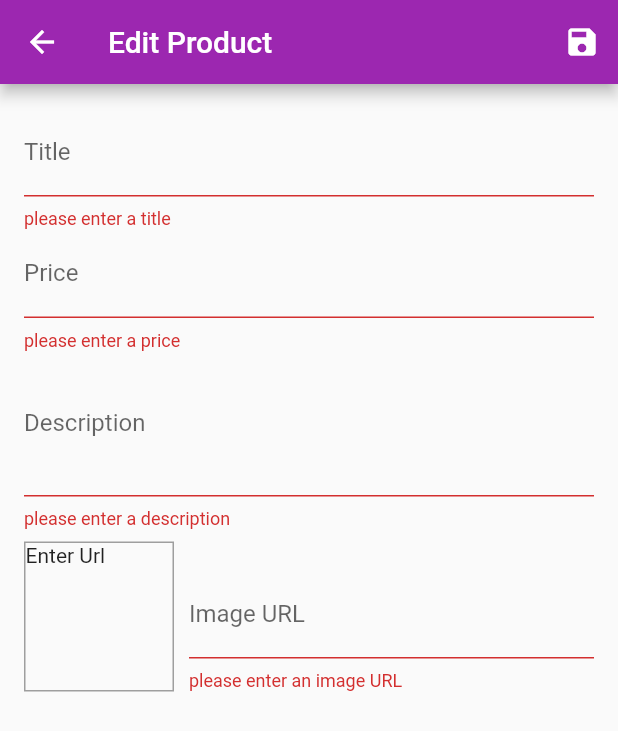
After one commit to shahriarswim/flutter_ShopApp, a Flutter app: the EditProductScreen screen opened by its route, after a tap on the "save" icon, on a phone screen of 412 x 824 dp. The commit adds this screen. Shown: the top 731 px of the screen. Run offline on Flutter 3.47's test engine with Material 2 defaults, Android fonts, the phone set to English and light mode, and no system bars; network calls fail; Roboto replaces fonts that are missing (Latto).

Commit message:
2nd commit

```diff
--- a/lib/main.dart
+++ b/lib/main.dart
@@ -1,13 +1,15 @@
 import 'package:flutter/material.dart';
 import 'package:provider/provider.dart';
+
 import './providers/orders.dart';
 import './screens/cart_sreen.dart';
 import './providers/cart.dart';
-
 import './screens/products_overview_screen.dart';
 import './screens/product_detail_screen.dart';
 import './providers/products.dart';
 import './screens/orders_screen.dart';
+import './screens/user_products_screen.dart';
+import './screens/edit_product_screen.dart';
 
 void main() => runApp(MyApp());
 
@@ -38,6 +40,8 @@ class MyApp extends StatelessWidget {
           ProductDetailScreen.routeName: (ctx) => ProductDetailScreen(),
           CartScreen.routeName: (ctx) => CartScreen(),
           OrdersScreen.routeName: (ctx) => OrdersScreen(),
+          UserProductScreen.routeName: (ctx) => UserProductScreen(),
+          EditProductScreen.routeName: (ctx) => EditProductScreen(),
         },
       ),
     );
--- a/lib/providers/products.dart
+++ b/lib/providers/products.dart
@@ -55,7 +55,29 @@ class Products with ChangeNotifier {
     return _items.firstWhere((prod) => prod.id == id);
   }
 
-  void addProduct() {
+  void addProduct(Product product) {
+    final newProduct = Product(
+      title: product.title,
+      description: product.description,
+      imageUrl: product.imageUrl,
+      id: DateTime.now().toString(),
+    );
+    _items.add(newProduct);
+    notifyListeners();
+  }
+
+  void updateProduct(String id, Product newProduct) {
+    final prodIndex = _items.indexWhere((prod) => prod.id == id);
+    if (prodIndex >= 0) {
+      _items[prodIndex] = newProduct;
+      notifyListeners();
+    } else {
+      print('...');
+    }
+  }
+
+  void deleteProduct(String id) {
+    _items.removeWhere((prod) => prod.id == id);
     notifyListeners();
   }
 }
--- /dev/null
+++ b/lib/screens/edit_product_screen.dart
@@ -0,0 +1,269 @@
+import 'package:flutter/material.dart';
+import 'package:provider/provider.dart';
+
+import '../providers/product.dart';
+import '../providers/products.dart';
+
+class EditProductScreen extends StatefulWidget {
+  static const routeName = '/edit-product';
+
+  @override
+  _EditProductScreenState createState() => _EditProductScreenState();
+}
+
+class _EditProductScreenState extends State<EditProductScreen> {
+  final _priceFocusNode = FocusNode();
+  final _descriptionFocusNode = FocusNode();
+  final _imageUrlController = TextEditingController();
+  final _imageFocusNode = FocusNode();
+  final _form = GlobalKey<FormState>();
+  var _editedProduct = Product(
+    id: null,
+    title: '',
+    price: 0,
+    description: '',
+    imageUrl: '',
+  );
+
+  var _isInit = true;
+  var _initValues = {
+    'title': '',
+    'description': '',
+    'price': '',
+    'imageUrl': '',
+  };
+
+  @override
+  void initState() {
+    _imageFocusNode.addListener(_updateImageUrl);
+    super.initState();
+  }
+
+  @override
+  void didChangeDependencies() {
+    if (_isInit) {
+      final productId = ModalRoute.of(context).settings.arguments as String;
+      if (productId != null) {
+        _editedProduct =
+            Provider.of<Products>(context, listen: false).findById(productId);
+        _initValues = {
+          'title': _editedProduct.title,
+          'description': _editedProduct.description,
+          'price': _editedProduct.price.toString(),
+          'imageUrl': '',
+        };
+        _imageUrlController.text = _editedProduct.imageUrl;
+      }
+    }
+    _isInit = false;
+    super.didChangeDependencies();
+  }
+
+  void _updateImageUrl() {
+    if (!_imageFocusNode.hasFocus) {
+      if ((!_imageUrlController.text.startsWith('http') &&
+              !_imageUrlController.text.startsWith('https')) ||
+          (!_imageUrlController.text.endsWith('.png') &&
+              !_imageUrlController.text.endsWith('.jpeg') &&
+              !_imageUrlController.text.endsWith('.jpg'))) {
+        return;
+      }
+      setState(() {});
+    }
+  }
+
+  @override
+  void dispose() {
+    _imageFocusNode.removeListener(_updateImageUrl);
+    _priceFocusNode.dispose();
+    _descriptionFocusNode.dispose();
+    _imageUrlController.dispose();
+    _imageFocusNode.dispose();
+    super.dispose();
+  }
+
+  void _saveForm() {
+    final isValid = _form.currentState.validate();
+    if (!isValid) {
+      return;
+    }
+    _form.currentState.save();
+    if (_editedProduct.id != null) {
+      Provider.of<Products>(context, listen: false)
+          .updateProduct(_editedProduct.id, _editedProduct);
+    } else {
+      Provider.of<Products>(context, listen: false).addProduct(_editedProduct);
+    }
+    Navigator.of(context).pop();
+  }
+
+  @override
+  Widget build(BuildContext context) {
+    return Scaffold(
+      appBar: AppBar(
+        title: Text('Edit Product'),
+        actions: <Widget>[
+          IconButton(
+            icon: Icon(Icons.save),
+            onPressed: _saveForm,
+          ),
+        ],
+      ),
+      body: Padding(
+        padding: EdgeInsets.all(16.0),
+        child: Form(
+          key: _form,
+          child: ListView(
+            children: <Widget>[
+              TextFormField(
+                initialValue: _initValues['title'],
+                decoration: InputDecoration(labelText: 'Title'),
+                textInputAction: TextInputAction.next,
+                onFieldSubmitted: (_) {
+                  FocusScope.of(context).requestFocus(_priceFocusNode);
+                },
+                validator: (value) {
+                  if (value.isEmpty) {
+                    return 'please enter a title';
+                  }
+                  return null;
+                },
+                onSaved: (value) {
+                  _editedProduct = Product(
+                    title: value,
+                    price: _editedProduct.price,
+                    description: _editedProduct.description,
+                    imageUrl: _editedProduct.imageUrl,
+                    id: _editedProduct.id,
+                    isFavorite: _editedProduct.isFavorite,
+                  );
+                },
+              ),
+              TextFormField(
+                initialValue: _initValues['price'],
+                decoration: InputDecoration(labelText: 'Price'),
+                textInputAction: TextInputAction.next,
+                keyboardType: TextInputType.number,
+                focusNode: _priceFocusNode,
+                onFieldSubmitted: (_) {
+                  FocusScope.of(context).requestFocus(_descriptionFocusNode);
+                },
+                validator: (value) {
+                  if (value.isEmpty) {
+                    return 'please enter a price';
+                  }
+                  if (double.tryParse(value) == null) {
+                    return 'enter a valid number';
+                  }
+                  if (double.parse(value) <= 0) {
+                    return 'number should be greater than 0';
+                  }
+                },
+                onSaved: (value) {
+                  _editedProduct = Product(
+                    title: _editedProduct.title,
+                    price: double.parse(value),
+                    description: _editedProduct.description,
+                    imageUrl: _editedProduct.imageUrl,
+                    id: _editedProduct.id,
+                    isFavorite: _editedProduct.isFavorite,
+                  );
+                },
+              ),
+              TextFormField(
+                initialValue: _initValues['description'],
+                decoration: InputDecoration(labelText: 'Description'),
+                maxLines: 3,
+                keyboardType: TextInputType.multiline,
+                focusNode: _descriptionFocusNode,
+                validator: (value) {
+                  if (value.isEmpty) {
+                    return 'please enter a description';
+                  }
+                  if (value.length <= 10) {
+                    return 'minimum character length is 10';
+                  }
+                  return null;
+                },
+                onSaved: (value) {
+                  _editedProduct = Product(
+                    title: _editedProduct.title,
+                    price: _editedProduct.price,
+                    description: value,
+                    imageUrl: _editedProduct.imageUrl,
+                    id: _editedProduct.id,
+                    isFavorite: _editedProduct.isFavorite,
+                  );
+                },
+              ),
+              Row(
+                crossAxisAlignment: CrossAxisAlignment.end,
+                children: <Widget>[
+                  Container(
+                    width: 100,
+                    height: 100,
+                    margin: EdgeInsets.only(
+                      top: 8,
+                      right: 10,
+                    ),
+                    decoration: BoxDecoration(
+                      border: Border.all(
+                        width: 1,
+                        color: Colors.grey,
+                      ),
+                    ),
+                    child: _imageUrlController.text.isEmpty
+                        ? Text('Enter Url')
+                        : FittedBox(
+                            child: Image.network(
+                              _imageUrlController.text,
+                              fit: BoxFit.cover,
+                            ),
+                          ),
+                  ),
+                  Expanded(
+                    child: TextFormField(
+                      decoration: InputDecoration(labelText: 'Image URL'),
+                      keyboardType: TextInputType.url,
+                      textInputAction: TextInputAction.done,
+                      controller: _imageUrlController,
+                      focusNode: _imageFocusNode,
+                      onFieldSubmitted: (_) {
+                        _saveForm();
+                      },
+                      validator: (value) {
+                        if (value.isEmpty) {
+                          return 'please enter an image URL';
+                        }
+                        if (!value.startsWith('http') &&
+                            !value.startsWith('https')) {
+                          return 'enter a valid URL';
+                        }
+                        if (!value.endsWith('.png') &&
+                            !value.endsWith('.jpg') &&
+                            !value.endsWith('.jpeg')) {
+                          return 'enter a valid URL';
+                        }
+                        return null;
+                      },
+                      onSaved: (value) {
+                        _editedProduct = Product(
+                          title: _editedProduct.title,
+                          price: _editedProduct.price,
+                          description: _editedProduct.description,
+                          imageUrl: value,
+                          id: _editedProduct.id,
+                          isFavorite: _editedProduct.isFavorite,
+                        );
+                      },
+                    ),
+                  ),
+                ],
+              ),
+            ],
+          ),
+        ),
+      ),
+    );
+  }
+}
--- a/lib/widgets/app_drawer.dart
+++ b/lib/widgets/app_drawer.dart
@@ -1,5 +1,6 @@
 import 'package:flutter/material.dart';
 import '../screens/orders_screen.dart';
+import '../screens/user_products_screen.dart';
 
 class AppDrawer extends StatelessWidget {
   @override
@@ -26,6 +27,14 @@ class AppDrawer extends StatelessWidget {
                 Navigator.of(context)
                     .pushReplacementNamed(OrdersScreen.routeName);
               }),
+          ListTile(
+              leading: Icon(Icons.edit),
+              title: Text('Manage Products'),
+              onTap: () {
+                Navigator.of(context)
+                    .pushReplacementNamed(UserProductScreen.routeName);
+              }),
+          Divider(),
         ],
       ),
     );
```
Also changed, not shown: lib/providers/cart.dart (+20 -0 lines), lib/screens/user_products_screen.dart (added, +46 -0 lines), lib/widgets/cart_item.dart (+25 -0 lines), lib/widgets/product_item.dart (+13 -0 lines), lib/widgets/user_product_item.dart (added, +47 -0 lines).
